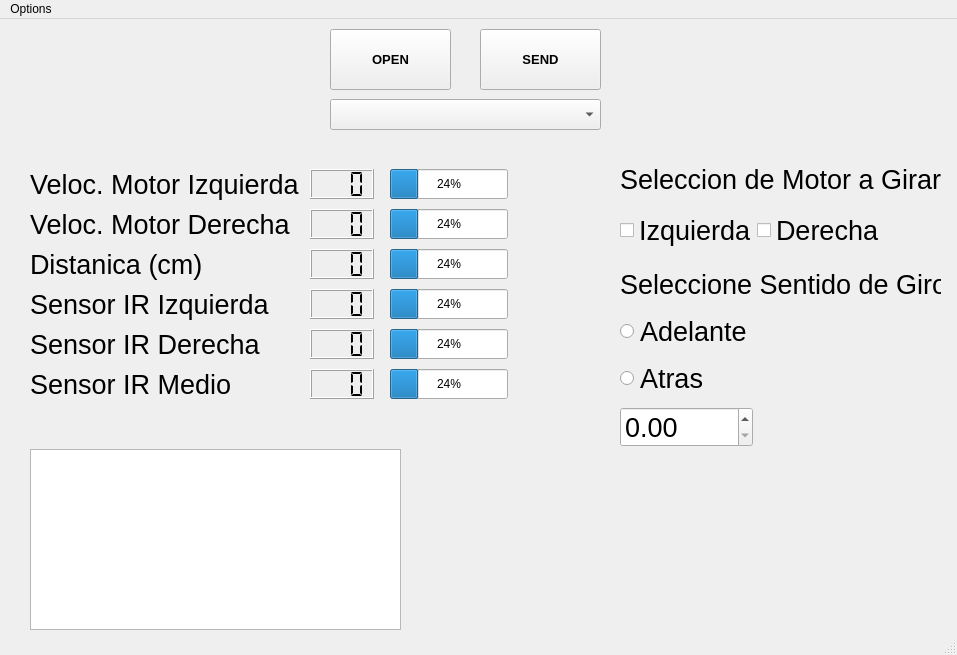
The window that mainwindow.ui (MaximusTRX/Qt_STM32_Micros2024) describes before a commit, drawn with Qt 5.
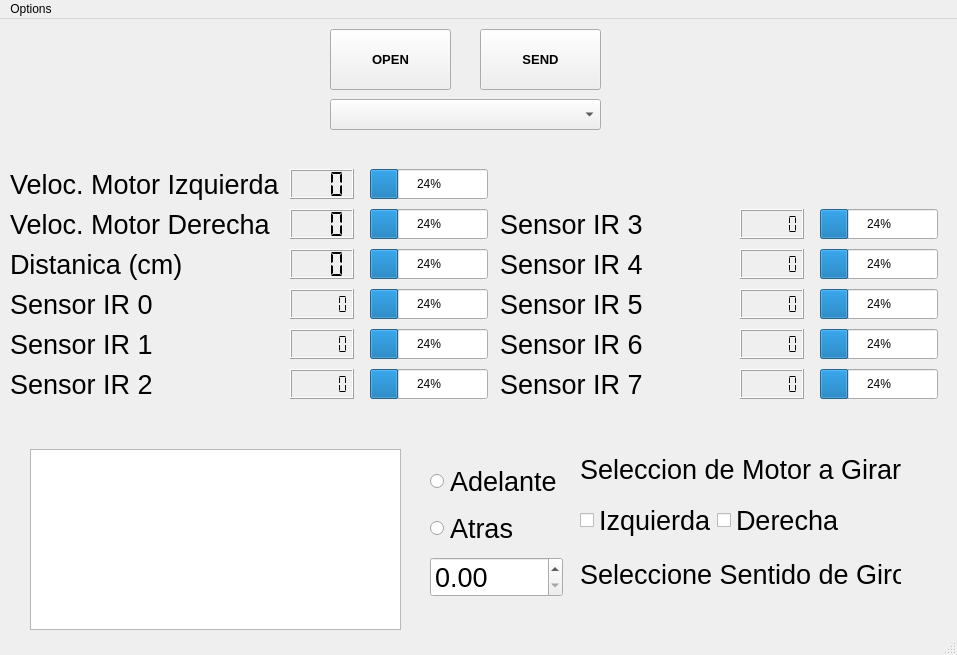
The same window after the commit.

Commit message:
Captura de datos y envio por USART
Terminado en la clase.
Hay prueba de envio de datos por USB

Patch:
```diff
--- a/mainwindow.ui
+++ b/mainwindow.ui
@@ -85,8 +85,8 @@
    <widget class="QWidget" name="layoutWidget">
     <property name="geometry">
      <rect>
-      <x>620</x>
-      <y>290</y>
+      <x>430</x>
+      <y>440</y>
       <width>133</width>
       <height>143</height>
      </rect>
@@ -144,8 +144,8 @@
    <widget class="QLabel" name="label_selec">
     <property name="geometry">
      <rect>
-      <x>620</x>
-      <y>145</y>
+      <x>580</x>
+      <y>435</y>
       <width>321</width>
       <height>31</height>
      </rect>
@@ -162,8 +162,8 @@
    <widget class="QLabel" name="label_giro">
     <property name="geometry">
      <rect>
-      <x>620</x>
-      <y>250</y>
+      <x>580</x>
+      <y>540</y>
       <width>321</width>
       <height>31</height>
      </rect>
@@ -180,7 +180,7 @@
    <widget class="QLabel" name="label_veloc_izq">
     <property name="geometry">
      <rect>
-      <x>30</x>
+      <x>10</x>
       <y>150</y>
       <width>271</width>
       <height>31</height>
@@ -198,7 +198,7 @@
    <widget class="QLabel" name="label_veloc_der">
     <property name="geometry">
      <rect>
-      <x>30</x>
+      <x>10</x>
       <y>190</y>
       <width>271</width>
       <height>31</height>
@@ -216,7 +216,7 @@
    <widget class="QLabel" name="label_dist">
     <property name="geometry">
      <rect>
-      <x>30</x>
+      <x>10</x>
       <y>230</y>
       <width>271</width>
       <height>31</height>
@@ -234,8 +234,8 @@
    <widget class="QWidget" name="layoutWidget">
     <property name="geometry">
      <rect>
-      <x>620</x>
-      <y>190</y>
+      <x>580</x>
+      <y>480</y>
       <width>266</width>
       <height>44</height>
      </rect>
@@ -275,7 +275,7 @@
    <widget class="QLabel" name="label_irizq">
     <property name="geometry">
      <rect>
-      <x>30</x>
+      <x>10</x>
       <y>270</y>
       <width>271</width>
       <height>31</height>
@@ -287,13 +287,13 @@
      </font>
     </property>
     <property name="text">
-     <string>Sensor IR Izquierda</string>
+     <string>Sensor IR 0</string>
     </property>
    </widget>
    <widget class="QLabel" name="label_irder">
     <property name="geometry">
      <rect>
-      <x>30</x>
+      <x>10</x>
       <y>310</y>
       <width>271</width>
       <height>31</height>
@@ -305,13 +305,13 @@
      </font>
     </property>
     <property name="text">
-     <string>Sensor IR Derecha</string>
+     <string>Sensor IR 1</string>
     </property>
    </widget>
    <widget class="QProgressBar" name="progressBar">
     <property name="geometry">
      <rect>
-      <x>390</x>
+      <x>370</x>
       <y>150</y>
       <width>118</width>
       <height>30</height>
@@ -330,7 +330,7 @@
    <widget class="QProgressBar" name="progressBar_2">
     <property name="geometry">
      <rect>
-      <x>390</x>
+      <x>370</x>
       <y>190</y>
       <width>118</width>
       <height>30</height>
@@ -349,7 +349,7 @@
    <widget class="QProgressBar" name="progressBar_3">
     <property name="geometry">
      <rect>
-      <x>390</x>
+      <x>370</x>
       <y>230</y>
       <width>118</width>
       <height>30</height>
@@ -368,7 +368,7 @@
    <widget class="QLCDNumber" name="lcdNumber">
     <property name="geometry">
      <rect>
-      <x>310</x>
+      <x>290</x>
       <y>150</y>
       <width>64</width>
       <height>30</height>
@@ -387,7 +387,7 @@
    <widget class="QLCDNumber" name="lcdNumber_2">
     <property name="geometry">
      <rect>
-      <x>310</x>
+      <x>290</x>
       <y>190</y>
       <width>64</width>
       <height>30</height>
@@ -406,7 +406,7 @@
    <widget class="QLCDNumber" name="lcdNumber_3">
     <property name="geometry">
      <rect>
-      <x>310</x>
+      <x>290</x>
       <y>230</y>
       <width>64</width>
       <height>30</height>
@@ -425,7 +425,7 @@
    <widget class="QLCDNumber" name="lcdNumber_4">
     <property name="geometry">
      <rect>
-      <x>310</x>
+      <x>290</x>
       <y>270</y>
       <width>64</width>
       <height>30</height>
@@ -435,7 +435,7 @@
      <bool>true</bool>
     </property>
     <property name="digitCount">
-     <number>3</number>
+     <number>5</number>
     </property>
     <property name="segmentStyle">
      <enum>QLCDNumber::Flat</enum>
@@ -444,7 +444,7 @@
    <widget class="QLCDNumber" name="lcdNumber_5">
     <property name="geometry">
      <rect>
-      <x>310</x>
+      <x>290</x>
       <y>310</y>
       <width>64</width>
       <height>30</height>
@@ -454,7 +454,7 @@
      <bool>true</bool>
     </property>
     <property name="digitCount">
-     <number>3</number>
+     <number>5</number>
     </property>
     <property name="segmentStyle">
      <enum>QLCDNumber::Flat</enum>
@@ -463,7 +463,7 @@
    <widget class="QProgressBar" name="progressBar_4">
     <property name="geometry">
      <rect>
-      <x>390</x>
+      <x>370</x>
       <y>270</y>
       <width>118</width>
       <height>30</height>
@@ -479,7 +479,7 @@
    <widget class="QProgressBar" name="progressBar_5">
     <property name="geometry">
      <rect>
-      <x>390</x>
+      <x>370</x>
       <y>310</y>
       <width>118</width>
       <height>30</height>
@@ -495,7 +495,7 @@
    <widget class="QLabel" name="label_irmed">
     <property name="geometry">
      <rect>
-      <x>30</x>
+      <x>10</x>
       <y>350</y>
       <width>271</width>
       <height>31</height>
@@ -507,13 +507,13 @@
      </font>
     </property>
     <property name="text">
-     <string>Sensor IR Medio</string>
+     <string>Sensor IR 2</string>
     </property>
    </widget>
    <widget class="QLCDNumber" name="lcdNumber_6">
     <property name="geometry">
      <rect>
-      <x>310</x>
+      <x>290</x>
       <y>350</y>
       <width>64</width>
       <height>30</height>
@@ -523,7 +523,7 @@
      <bool>true</bool>
     </property>
     <property name="digitCount">
-     <number>3</number>
+     <number>5</number>
     </property>
     <property name="segmentStyle">
      <enum>QLCDNumber::Flat</enum>
@@ -532,7 +532,7 @@
    <widget class="QProgressBar" name="progressBar_6">
     <property name="geometry">
      <rect>
-      <x>390</x>
+      <x>370</x>
       <y>350</y>
       <width>118</width>
       <height>30</height>
@@ -545,6 +545,271 @@
      <set>Qt::AlignCenter</set>
     </property>
    </widget>
+   <widget class="QProgressBar" name="progressBar_7">
+    <property name="geometry">
+     <rect>
+      <x>820</x>
+      <y>270</y>
+      <width>118</width>
+      <height>30</height>
+     </rect>
+    </property>
+    <property name="value">
+     <number>24</number>
+    </property>
+    <property name="alignment">
+     <set>Qt::AlignCenter</set>
+    </property>
+   </widget>
+   <widget class="QLCDNumber" name="lcdNumber_7">
+    <property name="geometry">
+     <rect>
+      <x>740</x>
+      <y>190</y>
+      <width>64</width>
+      <height>30</height>
+     </rect>
+    </property>
+    <property name="smallDecimalPoint">
+     <bool>true</bool>
+    </property>
+    <property name="digitCount">
+     <number>5</number>
+    </property>
+    <property name="segmentStyle">
+     <enum>QLCDNumber::Flat</enum>
+    </property>
+   </widget>
+   <widget class="QLabel" name="label_irmed_2">
+    <property name="geometry">
+     <rect>
+      <x>500</x>
+      <y>190</y>
+      <width>231</width>
+      <height>31</height>
+     </rect>
+    </property>
+    <property name="font">
+     <font>
+      <pointsize>20</pointsize>
+     </font>
+    </property>
+    <property name="text">
+     <string>Sensor IR 3</string>
+    </property>
+   </widget>
+   <widget class="QLCDNumber" name="lcdNumber_8">
+    <property name="geometry">
+     <rect>
+      <x>740</x>
+      <y>230</y>
+      <width>64</width>
+      <height>30</height>
+     </rect>
+    </property>
+    <property name="smallDecimalPoint">
+     <bool>true</bool>
+    </property>
+    <property name="digitCount">
+     <number>5</number>
+    </property>
+    <property name="segmentStyle">
+     <enum>QLCDNumber::Flat</enum>
+    </property>
+   </widget>
+   <widget class="QProgressBar" name="progressBar_8">
+    <property name="geometry">
+     <rect>
+      <x>820</x>
+      <y>190</y>
+      <width>118</width>
+      <height>30</height>
+     </rect>
+    </property>
+    <property name="value">
+     <number>24</number>
+    </property>
+    <property name="alignment">
+     <set>Qt::AlignCenter</set>
+    </property>
+   </widget>
+   <widget class="QLabel" name="label_irder_2">
+    <property name="geometry">
+     <rect>
+      <x>500</x>
+      <y>270</y>
+      <width>231</width>
+      <height>31</height>
+     </rect>
+    </property>
+    <property name="font">
+     <font>
+      <pointsize>20</pointsize>
+     </font>
+    </property>
+    <property name="text">
+     <string>Sensor IR 5</string>
+    </property>
+   </widget>
+   <widget class="QProgressBar" name="progressBar_9">
+    <property name="geometry">
+     <rect>
+      <x>820</x>
+      <y>230</y>
+      <width>118</width>
+      <height>30</height>
+     </rect>
+    </property>
+    <property name="value">
+     <number>24</number>
+    </property>
+    <property name="alignment">
+     <set>Qt::AlignCenter</set>
+    </property>
+   </widget>
+   <widget class="QLabel" name="label_irizq_2">
+    <property name="geometry">
+     <rect>
+      <x>500</x>
+      <y>230</y>
+      <width>231</width>
+      <height>31</height>
+     </rect>
+    </property>
+    <property name="font">
+     <font>
+      <pointsize>20</pointsize>
+     </font>
+    </property>
+    <property name="text">
+     <string>Sensor IR 4</string>
+    </property>
+   </widget>
+   <widget class="QLCDNumber" name="lcdNumber_9">
+    <property name="geometry">
+     <rect>
+      <x>740</x>
+      <y>270</y>
+      <width>64</width>
+      <height>30</height>
+     </rect>
+    </property>
+    <property name="smallDecimalPoint">
+     <bool>true</bool>
+    </property>
+    <property name="digitCount">
+     <number>5</number>
+    </property>
+    <property name="segmentStyle">
+     <enum>QLCDNumber::Flat</enum>
+    </property>
+   </widget>
+   <widget class="QProgressBar" name="progressBar_10">
+    <property name="geometry">
+     <rect>
+      <x>820</x>
+      <y>350</y>
+      <width>118</width>
+      <height>30</height>
+     </rect>
+    </property>
+    <property name="value">
+     <number>24</number>
+    </property>
+    <property name="alignment">
+     <set>Qt::AlignCenter</set>
+    </property>
+   </widget>
+   <widget class="QProgressBar" name="progressBar_11">
+    <property name="geometry">
+     <rect>
+      <x>820</x>
+      <y>310</y>
+      <width>118</width>
+      <height>30</height>
+     </rect>
+    </property>
+    <property name="value">
+     <number>24</number>
+    </property>
+    <property name="alignment">
+     <set>Qt::AlignCenter</set>
+    </property>
+   </widget>
+   <widget class="QLabel" name="label_irder_3">
+    <property name="geometry">
+     <rect>
+      <x>500</x>
+      <y>310</y>
+      <width>231</width>
+      <height>31</height>
+     </rect>
+    </property>
+    <property name="font">
+     <font>
+      <pointsize>20</pointsize>
+     </font>
+    </property>
+    <property name="text">
+     <string>Sensor IR 6</string>
+    </property>
+   </widget>
+   <widget class="QLCDNumber" name="lcdNumber_11">
+    <property name="geometry">
+     <rect>
+      <x>740</x>
+      <y>310</y>
+      <width>64</width>
+      <height>30</height>
+     </rect>
+    </property>
+    <property name="smallDecimalPoint">
+     <bool>true</bool>
+    </property>
+    <property name="digitCount">
+     <number>5</number>
+    </property>
+    <property name="segmentStyle">
+     <enum>QLCDNumber::Flat</enum>
+    </property>
+   </widget>
+   <widget class="QLabel" name="label_irizq_3">
+    <property name="geometry">
+     <rect>
+      <x>500</x>
+      <y>350</y>
+      <width>231</width>
+      <height>31</height>
+     </rect>
+    </property>
+    <property name="font">
+     <font>
+      <pointsize>20</pointsize>
+     </font>
+    </property>
+    <property name="text">
+     <string>Sensor IR 7</string>
+    </property>
+   </widget>
+   <widget class="QLCDNumber" name="lcdNumber_12">
+    <property name="geometry">
+     <rect>
+      <x>740</x>
+      <y>350</y>
+      <width>64</width>
+      <height>30</height>
+     </rect>
+    </property>
+    <property name="smallDecimalPoint">
+     <bool>true</bool>
+    </property>
+    <property name="digitCount">
+     <number>5</number>
+    </property>
+    <property name="segmentStyle">
+     <enum>QLCDNumber::Flat</enum>
+    </property>
+   </widget>
   </widget>
   <widget class="QMenuBar" name="menubar">
    <property name="geometry">
```
The commit also changes 2 other files.
